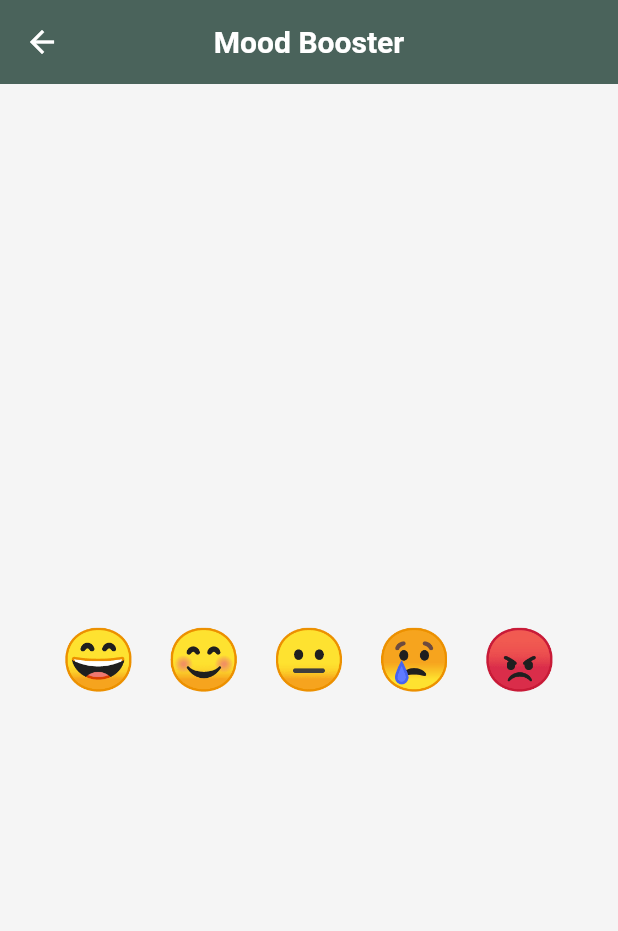
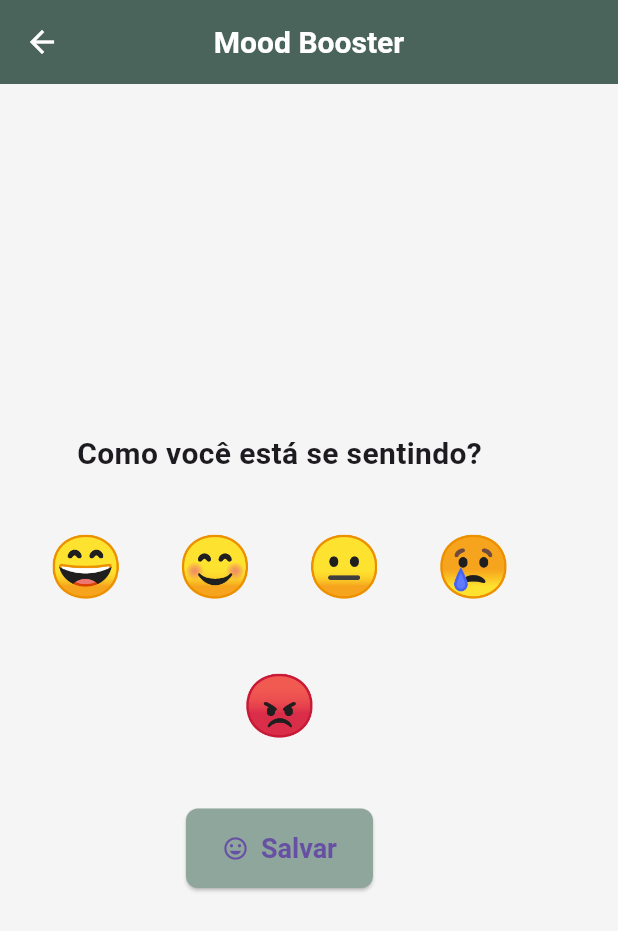
Before and after one commit to J0N4SrR/BRADEMO-PROJETO-BIMESTRAL, a Flutter app: the MoodBoosterScreen screen opened by its route, on a phone screen of 412 x 824 dp. Shown: the top 931 px of the screen. Run offline on Flutter 3.47's test engine with Material 3 defaults, Android fonts, the phone set to English and light mode, and no system bars; our stand-ins replace flutter_svg; Roboto replaces fonts that are missing (Alegreya).

Commit message:
arruamndoo rotas

```diff
--- a/lib/screens/mood_booster_screen.dart
+++ b/lib/screens/mood_booster_screen.dart
@@ -12,23 +12,61 @@ class _MoodBoosterScreenState extends State<MoodBoosterScreen> {
 
   final moods = ['😄', '😊', '😐', '😢', '😡'];
 
+  void _confirmMood() {
+    if (_selected != null) {
+      ScaffoldMessenger.of(context).showSnackBar(
+        SnackBar(content: Text('Você está se sentindo: $_selected')),
+      );
+    } else {
+      ScaffoldMessenger.of(context).showSnackBar(
+        const SnackBar(content: Text('Por favor, selecione um humor.')),
+      );
+    }
+  }
+
   @override
   Widget build(BuildContext context) {
     return Scaffold(
       appBar: AppBar(title: const Text('Mood Booster')),
-      body: Center(
-        child: Wrap(
+      body: Padding(
+        padding: const EdgeInsets.all(24),
+        child: Column(
+          mainAxisAlignment: MainAxisAlignment.center,
+          children: [
+            const Text(
+              'Como você está se sentindo?',
+              style: TextStyle(fontSize: 20, fontWeight: FontWeight.w600),
+            ),
+            const SizedBox(height: 24),
+            Wrap(
               spacing: 20,
+              runSpacing: 20,
+              alignment: WrapAlignment.center,
               children: moods.map((emoji) {
                 final selected = _selected == emoji;
                 return GestureDetector(
                   onTap: () => setState(() => _selected = emoji),
+                  child: Container(
+                    padding: const EdgeInsets.all(8),
+                    decoration: BoxDecoration(
+                      color: selected ? Colors.amber.withOpacity(0.3) : null,
+                      borderRadius: BorderRadius.circular(8),
+                    ),
                     child: Text(
                       emoji,
-                style: TextStyle(fontSize: 40, backgroundColor: selected ? Colors.amber.withOpacity(0.3) : null),
+                      style: const TextStyle(fontSize: 40),
+                    ),
                   ),
                 );
               }).toList(),
+            ),
+            const SizedBox(height: 32),
+            ElevatedButton.icon(
+              onPressed: _confirmMood,
+              icon: const Icon(Icons.mood),
+              label: const Text('Salvar'),
+            )
+          ],
         ),
       ),
     );
```
Lines whose indentation alone changed are shown as unchanged.
